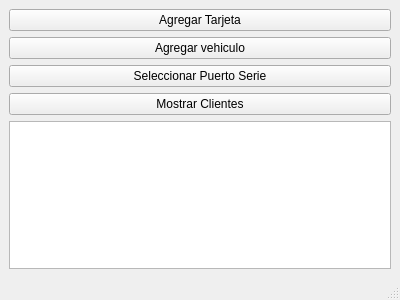
ffpp2003/SAPEIClient, file mainwindow.ui: the form before one commit.
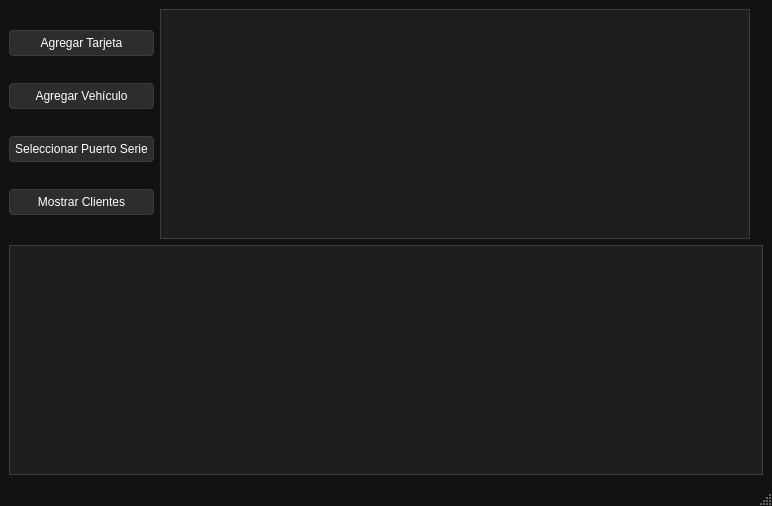
The form after the commit.

```diff
--- a/mainwindow.ui
+++ b/mainwindow.ui
@@ -6,16 +6,48 @@
    <rect>
     <x>0</x>
     <y>0</y>
-    <width>400</width>
-    <height>300</height>
+    <width>772</width>
+    <height>506</height>
    </rect>
   </property>
   <property name="windowTitle">
-   <string>Card Manager</string>
+   <string>SAPEI</string>
+  </property>
+  <property name="styleSheet">
+   <string notr="true">
+    QMainWindow {
+        background-color: #121212;
+        color: #ffffff;
+        border-color: rgb(0, 0, 0);
+    }
+    QPushButton {
+        background-color: #2d2d2d;
+        color: #ffffff;
+        border: 1px solid #3c3c3c;
+        padding: 5px;
+        border-radius: 4px;
+    }
+    QPushButton:hover {
+        background-color: #3c3c3c;
+    }
+    QTextBrowser {
+        background-color: #1e1e1e;
+        color: #ffffff;
+        border: 1px solid #3c3c3c;
+    }
+    QGraphicsView {
+        background-color: #1e1e1e;
+        border: 1px solid #3c3c3c;
+    }
+   </string>
   </property>
   <widget class="QWidget" name="centralwidget">
    <layout class="QVBoxLayout" name="verticalLayout">
     <item>
+     <layout class="QHBoxLayout" name="horizontalLayout">
+      <item>
+       <layout class="QVBoxLayout" name="buttonLayout">
+        <item>
      <widget class="QPushButton" name="addCardButton">
       <property name="text">
        <string>Agregar Tarjeta</string>
@@ -25,7 +57,7 @@
     <item>
      <widget class="QPushButton" name="addVehicleButton">
       <property name="text">
-       <string>Agregar vehiculo</string>
+           <string>Agregar Vehículo</string>
       </property>
      </widget>
     </item>
@@ -43,6 +75,30 @@
       </property>
      </widget>
     </item>
+       </layout>
+      </item>
+      <item>
+       <widget class="QGraphicsView" name="connectionStatusView">
+        <property name="minimumSize">
+         <size>
+          <width>200</width>
+          <height>150</height>
+         </size>
+        </property>
+        <property name="toolTip">
+         <string>Estado de Conexión</string>
+        </property>
+       </widget>
+      </item>
+      <item>
+       <widget class="QLabel" name="utnLogo">
+        <property name="toolTip">
+         <string>Logo Animado</string>
+        </property>
+       </widget>
+      </item>
+     </layout>
+    </item>
     <item>
      <widget class="QTextBrowser" name="textBrowser"/>
     </item>
@@ -58,7 +114,16 @@
     </rect>
    </property>
   </widget>
-  <widget class="QStatusBar" name="statusbar"/>
+  <widget class="QStatusBar" name="statusbar">
+   <property name="styleSheet">
+    <string notr="true">
+     QStatusBar {
+         background-color: #121212;
+         color: #ffffff;
+     }
+    </string>
+   </property>
+  </widget>
  </widget>
  <resources/>
  <connections/>
```
Left out of the diff: 13 changed lines with no effect on the pictures. Lines whose indentation alone changed are shown as unchanged.
